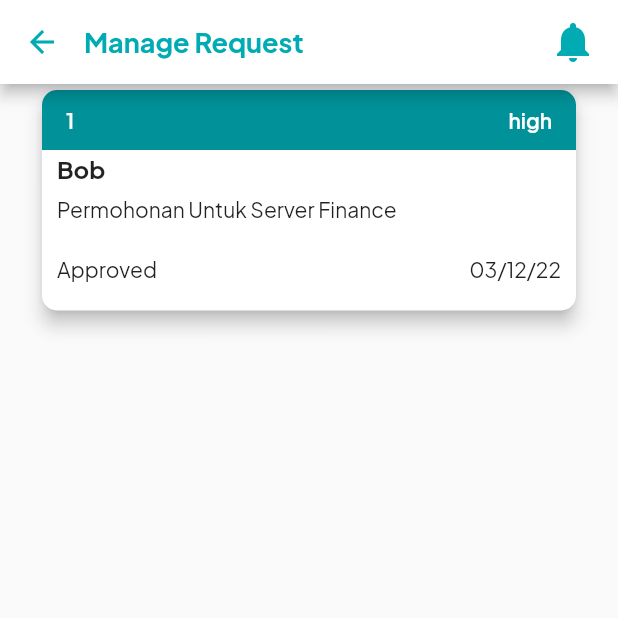
After one commit to ilham-zukri/RepIT-App, a Flutter app: the ManageRequest screen opened directly, on a phone screen of 412 x 824 dp, the top half of it. The commit adds this screen. Run offline on Flutter 3.47's test engine with Material 2 defaults, Android fonts, the light colour scheme and no system bars; our stand-ins replace dio, flutter_speed_dial, flutter_svg, google_fonts, shared_preferences; accounts and stored records are empty.

Commit message:
feat(requestApproval): Building request card(on progress)

```diff
--- /dev/null
+++ b/lib/pages/manage_request.dart
@@ -0,0 +1,28 @@
+import 'package:flutter/material.dart';
+import 'package:repit_app/widgets/custom_app_bar.dart';
+import 'package:repit_app/widgets/request_card.dart';
+
+class ManageRequest extends StatefulWidget {
+  const ManageRequest({Key? key}) : super(key: key);
+
+  @override
+  State<ManageRequest> createState() => _ManageRequestState();
+}
+
+class _ManageRequestState extends State<ManageRequest> {
+  @override
+  Widget build(BuildContext context) {
+
+    return Scaffold(
+      appBar: customAppBar(context, "Manage Request"),
+      body: Padding(
+        padding: const EdgeInsets.only(left: 24, right: 24),
+        child: ListView(
+          children: [
+            RequestCard()
+          ],
+        ),
+      ),
+    );
+  }
+}
--- /dev/null
+++ b/lib/widgets/request_card.dart
@@ -0,0 +1,96 @@
+import 'package:flutter/material.dart';
+
+class RequestCard extends StatelessWidget {
+  const RequestCard({Key? key}) : super(key: key);
+
+  @override
+  Widget build(BuildContext context) {
+    var size = MediaQuery.of(context).size;
+
+    return SizedBox(
+      width: size.width,
+      height: 155,
+      child: Card(
+        shape: const RoundedRectangleBorder(
+            borderRadius: BorderRadius.all(Radius.circular(10))),
+        elevation: 5,
+        child: InkWell(
+          onTap: () {},
+          child: Column(
+            children: [
+              Container(
+                width: size.width,
+                height: 40,
+                decoration: const BoxDecoration(
+                  color: Color(0xff009199),
+                  borderRadius: BorderRadius.only(
+                      topLeft: Radius.circular(10),
+                      topRight: Radius.circular(10)),
+                ),
+                child: Padding(
+                  padding: const EdgeInsets.only(left: 16, right: 16),
+                  child: Row(
+                    mainAxisAlignment: MainAxisAlignment.spaceBetween,
+                    children: [
+                      Text(
+                        '1',
+                        style: const TextStyle(
+                            color: Colors.white, fontWeight: FontWeight.w600),
+                      ),
+                      Text(
+                        'high',
+                        style: const TextStyle(
+                          color: Colors.white,
+                          fontWeight: FontWeight.w600,
+                        ),
+                      ),
+                    ],
+                  ),
+                ),
+              ),
+              const SizedBox(
+                height: 2,
+              ),
+              Padding(
+                padding: EdgeInsets.only(left: 10, right: 10),
+                child: Column(
+                  children: [
+                    Align(
+                      alignment: Alignment.topLeft,
+                      child: Text(
+                        'Bob',
+                        style: TextStyle(
+                          fontWeight: FontWeight.bold,
+                          fontSize: 16,
+                        ),
+                      ),
+                    ),
+                    const SizedBox(
+                      height: 8,
+                    ),
+                    Align(
+                      alignment: Alignment.topLeft,
+                      child: Text(
+                        'Permohonan Untuk Server Finance',
+                      ),
+                    ),
+                    const SizedBox(
+                      height: 22,
+                    ),
+                    Row(
+                      mainAxisAlignment: MainAxisAlignment.spaceBetween,
+                      children: [
+                        Text("Approved"),
+                        Text("03/12/22")
+                      ],
+                    )
+                  ],
+                ),
+              ),
+            ],
+          ),
+        ),
+      ),
+    );
+  }
+}
```
Also changed, not shown: lib/pages/asset_detail.dart (+45 -6 lines), lib/pages/main_page.dart (+79 -7 lines), lib/services.dart (+30 -0 lines).
